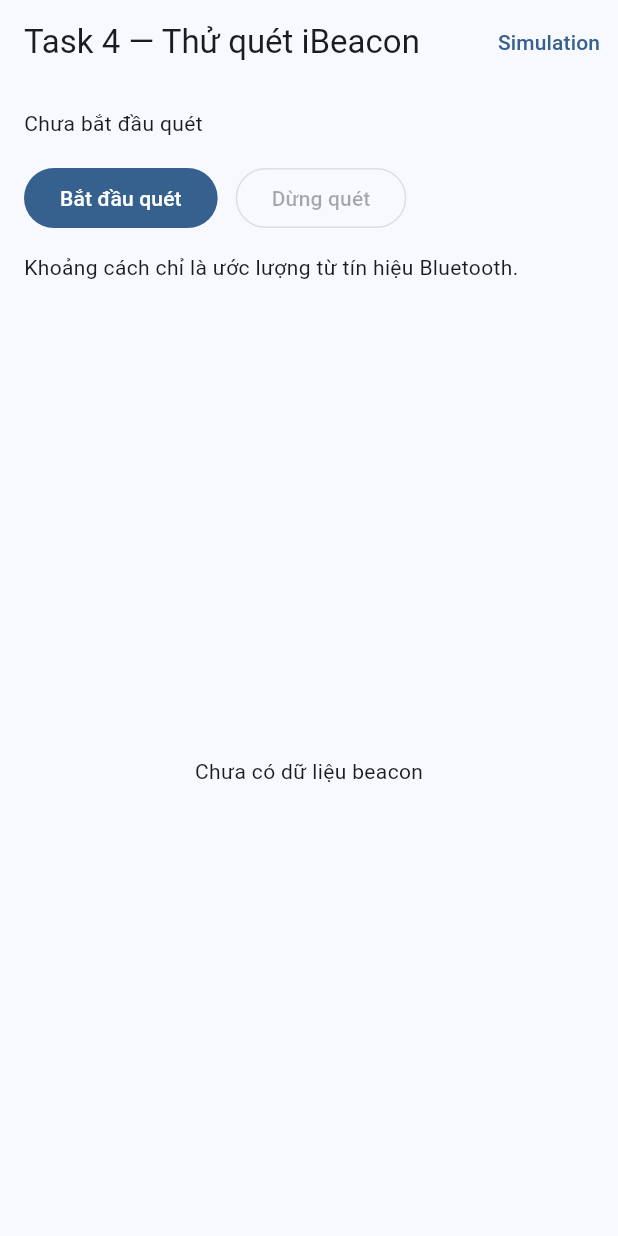
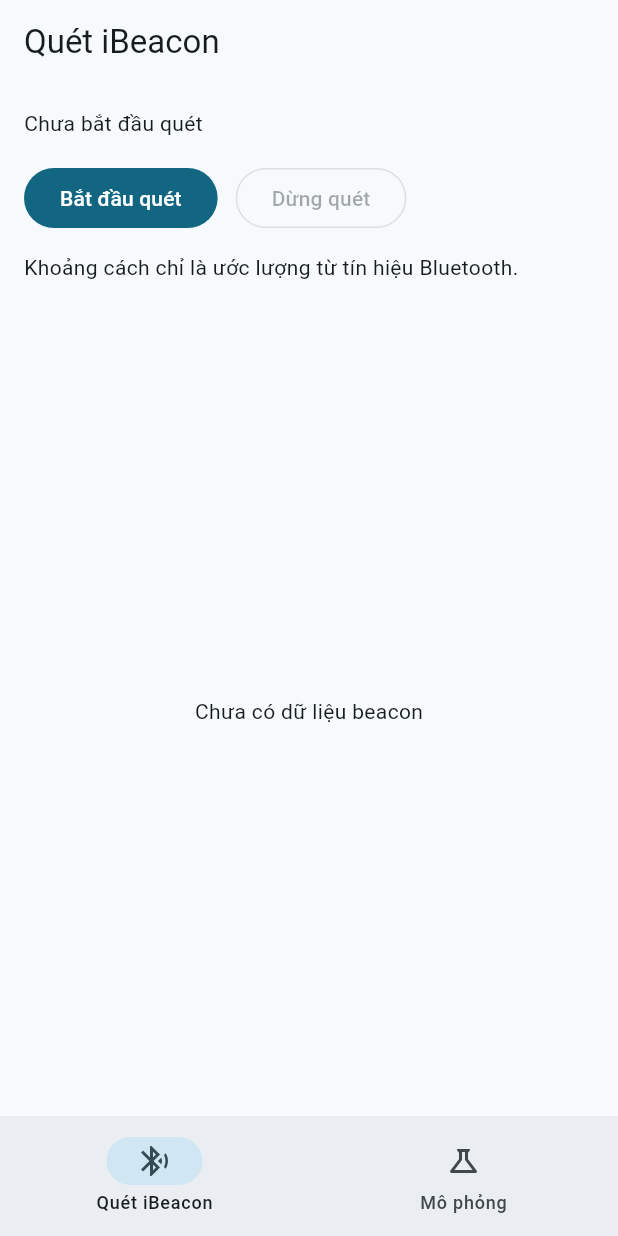
Before and after one commit to Hoangisme-ut/Hequantri_CSDL, a Flutter app: the screen it shows after launch, on a phone screen of 412 x 824 dp. Run offline on Flutter 3.47's test engine with Material 3 defaults, Android fonts, the phone set to English and light mode, and no system bars; missing offline and left inert: dchs_flutter_beacon.

Commit message:
feat(mobile): improve navigation and theme
Co-authored-by: Copilot <223556219+Copilot@users.noreply.github.com>

```diff
--- a/mobile_app/lib/main.dart
+++ b/mobile_app/lib/main.dart
@@ -10,19 +10,89 @@ void main() {
   runApp(const MyApp());
 }
 
+ThemeData _buildAppTheme(Brightness brightness) {
+  return ThemeData(
+    colorScheme: ColorScheme.fromSeed(
+      seedColor: Colors.blueGrey.shade900,
+      secondary: Colors.amber.shade700,
+      tertiary: Colors.teal,
+      brightness: brightness,
+    ),
+    useMaterial3: true,
+  );
+}
+
 class MyApp extends StatelessWidget {
-  const MyApp({super.key});
+  const MyApp({super.key, @visibleForTesting this.appShell});
+
+  final AppShell? appShell;
 
   @override
   Widget build(BuildContext context) {
     return MaterialApp(
       debugShowCheckedModeBanner: false,
-      title: 'Beacon Test',
-      theme: ThemeData(
-        colorScheme: ColorScheme.fromSeed(seedColor: Colors.blue),
-        useMaterial3: true,
+      title: 'Smart Heritage',
+      theme: _buildAppTheme(Brightness.light),
+      darkTheme: _buildAppTheme(Brightness.dark),
+      themeMode: ThemeMode.system,
+      home: appShell ?? const AppShell(),
+    );
+  }
+}
+
+class AppShell extends StatefulWidget {
+  const AppShell({super.key, @visibleForTesting this.stopScanning});
+
+  final Future<bool> Function()? stopScanning;
+
+  @override
+  State<AppShell> createState() => _AppShellState();
+}
+
+class _AppShellState extends State<AppShell> {
+  final _beaconScanPageKey = GlobalKey<BeaconTestPageState>();
+  int _selectedIndex = 0;
+
+  Future<void> _selectDestination(int index) async {
+    if (index == _selectedIndex) return;
+
+    if (index == 1) {
+      final scanPageState = _beaconScanPageKey.currentState;
+      if (scanPageState == null || scanPageState.isBusy) return;
+
+      final stopped = widget.stopScanning == null
+          ? await scanPageState.stopScanningIfNeeded()
+          : await widget.stopScanning!();
+      if (!stopped || !mounted) return;
+    }
+
+    setState(() => _selectedIndex = index);
+  }
+
+  @override
+  Widget build(BuildContext context) {
+    return Scaffold(
+      body: IndexedStack(
+        index: _selectedIndex,
+        children: [
+          BeaconTestPage(key: _beaconScanPageKey),
+          const BeaconSimulationPage(),
+        ],
       ),
-      home: const BeaconTestPage(),
+      bottomNavigationBar: NavigationBar(
+        selectedIndex: _selectedIndex,
+        onDestinationSelected: _selectDestination,
+        destinations: const [
+          NavigationDestination(
+            icon: Icon(Icons.bluetooth_searching),
+            label: 'Quét iBeacon',
+          ),
+          NavigationDestination(
+            icon: Icon(Icons.science_outlined),
+            label: 'Mô phỏng',
+          ),
+        ],
+      ),
     );
   }
 }
@@ -31,15 +101,24 @@ class BeaconTestPage extends StatefulWidget {
   const BeaconTestPage({super.key});
 
   @override
-  State<BeaconTestPage> createState() => _BeaconTestPageState();
+  State<BeaconTestPage> createState() => BeaconTestPageState();
 }
 
-class _BeaconTestPageState extends State<BeaconTestPage> {
+class BeaconTestPageState extends State<BeaconTestPage> {
   StreamSubscription<RangingResult>? _subscription;
   List<Beacon> _beacons = [];
   String _status = 'Chưa bắt đầu quét';
   bool _scanning = false;
   bool _busy = false;
+
+  bool get isBusy => _busy;
+
+  Future<bool> stopScanningIfNeeded() async {
+    if (_scanning || _subscription != null) {
+      return _stopScanning();
+    }
+    return true;
+  }
 
   void _setStatus(String message) {
     if (!mounted) return;
@@ -73,9 +152,7 @@ class _BeaconTestPageState extends State<BeaconTestPage> {
       }
 
       // Android: nhận tất cả iBeacon, chưa lọc theo UUID.
-      final regions = [
-        Region(identifier: 'all-beacons'),
-      ];
+      final regions = [Region(identifier: 'all-beacons')];
 
       await _subscription?.cancel();
       if (!mounted) return;
@@ -86,7 +163,9 @@ class _BeaconTestPageState extends State<BeaconTestPage> {
         _status = 'Đang quét — chờ tín hiệu iBeacon';
       });
 
-      _subscription = flutterBeacon.ranging(regions).listen(
+      _subscription = flutterBeacon
+          .ranging(regions)
+          .listen(
             (result) {
               if (!mounted) return;
 
@@ -140,21 +219,23 @@ class _BeaconTestPageState extends State<BeaconTestPage> {
     }
   }
 
-  Future<void> _stopScanning() async {
+  Future<bool> _stopScanning() async {
     setState(() => _busy = true);
 
     try {
       await _subscription?.cancel();
       _subscription = null;
 
-      if (!mounted) return;
+      if (!mounted) return false;
 
       setState(() {
         _scanning = false;
         _status = 'Đã dừng quét';
       });
+      return true;
     } catch (error) {
       _setStatus('Không thể dừng quét: $error');
+      return false;
     } finally {
       if (mounted) {
         setState(() => _busy = false);
@@ -179,35 +260,12 @@ class _BeaconTestPageState extends State<BeaconTestPage> {
   @override
   Widget build(BuildContext context) {
     return Scaffold(
-      appBar: AppBar(
-        title: const Text('Task 4 — Thử quét iBeacon'),
-        actions: [
-          TextButton(
-            onPressed: _busy
-                ? null
-                : () async {
-                    final navigator = Navigator.of(context);
-
-                    if (_scanning) {
-                      await _stopScanning();
-                    }
-
-                    if (!mounted || !navigator.mounted) return;
-
-                    await navigator.push<void>(
-                      MaterialPageRoute<void>(
-                        builder: (_) => const BeaconSimulationPage(),
-                      ),
-                    );
-                  },
-            child: const Text('Simulation'),
-          ),
-        ],
-      ),
+      appBar: AppBar(title: const Text('Quét iBeacon')),
       body: SafeArea(
-        child: Column(
-          children: [
-            Padding(
+        child: CustomScrollView(
+          slivers: [
+            SliverToBoxAdapter(
+              child: Padding(
                 padding: const EdgeInsets.all(16),
                 child: Column(
                   crossAxisAlignment: CrossAxisAlignment.stretch,
@@ -219,13 +277,11 @@ class _BeaconTestPageState extends State<BeaconTestPage> {
                       runSpacing: 8,
                       children: [
                         FilledButton(
-                        onPressed:
-                            _busy || _scanning ? null : _startScanning,
+                          onPressed: _busy || _scanning ? null : _startScanning,
                           child: const Text('Bắt đầu quét'),
                         ),
                         OutlinedButton(
-                        onPressed:
-                            _busy || !_scanning ? null : _stopScanning,
+                          onPressed: _busy || !_scanning ? null : _stopScanning,
                           child: const Text('Dừng quét'),
                         ),
                       ],
@@ -237,12 +293,14 @@ class _BeaconTestPageState extends State<BeaconTestPage> {
                   ],
                 ),
               ),
-            Expanded(
-              child: _beacons.isEmpty
-                  ? const Center(
-                      child: Text('Chưa có dữ liệu beacon'),
+            ),
+            if (_beacons.isEmpty)
+              const SliverFillRemaining(
+                hasScrollBody: false,
+                child: Center(child: Text('Chưa có dữ liệu beacon')),
               )
-                  : ListView.builder(
+            else
+              SliverList.builder(
                 itemCount: _beacons.length,
                 itemBuilder: (context, index) {
                   final beacon = _beacons[index];
@@ -266,7 +324,6 @@ class _BeaconTestPageState extends State<BeaconTestPage> {
                   );
                 },
               ),
-            ),
           ],
         ),
       ),
```
Also changed, not shown: mobile_app/lib/beacon_simulation_page.dart (+12 -16 lines), 1 other file. Lines whose indentation alone changed are shown as unchanged.
